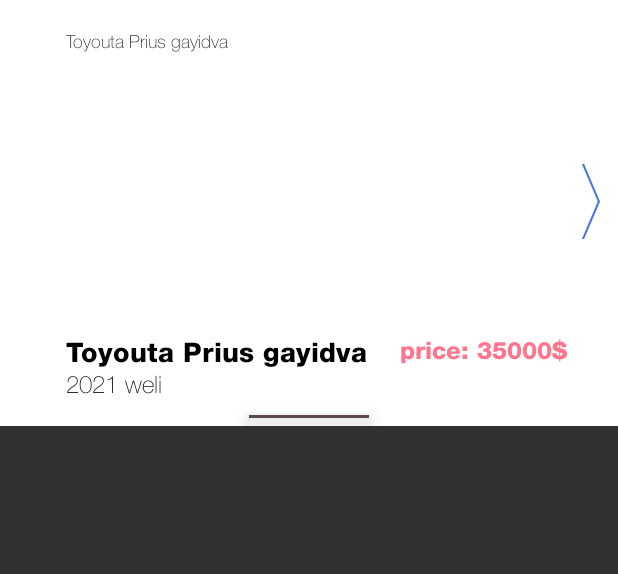
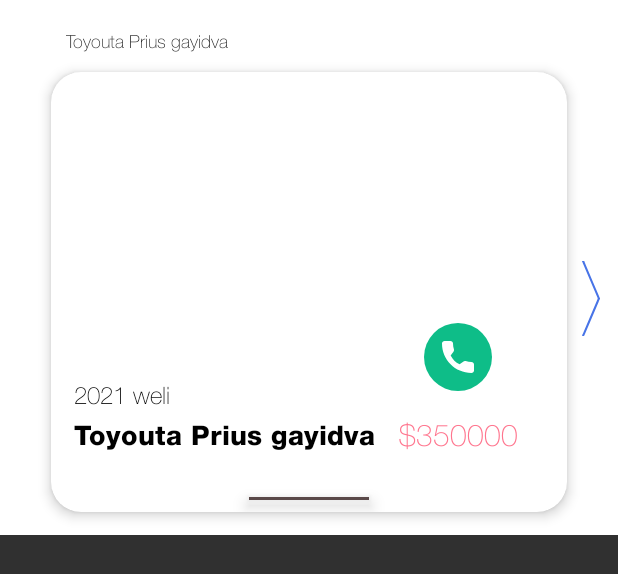
Before and after one commit to giorgiodishvili/Meter, an Android app: the layout car_sell_post_item.xml on its own in the app's theme, with its tools: preview values and no code run, on a phone screen of 412 x 824 dp. Shown: the top 574 px of the screen. Run offline under Robolectric (Android 15) with nearby library versions, the phone set to English and light mode, and no system bars.

Commit message:
items reworketd

```diff
--- a/app/src/main/AndroidManifest.xml
+++ b/app/src/main/AndroidManifest.xml
@@ -5,6 +5,7 @@
     <uses-permission android:name="android.permission.INTERNET" />
     <uses-permission android:name="android.permission.READ_EXTERNAL_STORAGE" />
     <uses-permission android:name="android.permission.CAMERA" />
+    <uses-permission android:name="android.permission.CALL_PHONE" />
 
     <uses-permission android:name="android.permission.ACCESS_WIFI_STATE" />
     <uses-permission android:name="android.permission.ACCESS_NETWORK_STATE" />
--- a/app/src/main/java/com/example/meter/adapter/mypost/MyMarketPostsRecyclerAdapter.kt
+++ b/app/src/main/java/com/example/meter/adapter/mypost/MyMarketPostsRecyclerAdapter.kt
@@ -28,16 +28,19 @@
         RecyclerView.ViewHolder(binding.root) {
         private lateinit var item: SellCarPostForMainPage
         fun bind() {
+            item = posts[absoluteAdapterPosition]
+
             loadData()
             manipulateArrows()
             setListeners()
         }
 
         private fun loadData() {
-            item = posts[absoluteAdapterPosition]
+
             binding.priceTV.text = "ფასი: " + item.price.toString() + "$"
             binding.title.text = item.articleHeader
             binding.postDateTV.text = item.createdData.toFormattedDate()
+
         }
 
         private fun setListeners() {
--- a/app/src/main/java/com/example/meter/entity/sell/SellCarPostForMainPage.kt
+++ b/app/src/main/java/com/example/meter/entity/sell/SellCarPostForMainPage.kt
@@ -6,10 +6,8 @@
     val articleHeader: String,
     val id: Int,
     val model: String,
-
     @SerializedName("photoUrl")
     val photoUrl: List<String>,
-
     val price: Int,
     val user: String,
     val createdData: String,
--- /dev/null
+++ b/app/src/main/res/drawable-v24/call_button_shape.xml
@@ -0,0 +1,7 @@
+<?xml version="1.0" encoding="utf-8"?>
+<shape xmlns:android="http://schemas.android.com/apk/res/android"
+    android:shape="rectangle">
+    <corners android:radius="200dp" />
+    <solid android:color="#0EBD88" />
+
+</shape>
--- /dev/null
+++ b/app/src/main/res/drawable/ic_call.xml
@@ -0,0 +1,4 @@
+<vector android:height="21dp" android:viewportHeight="384"
+    android:viewportWidth="384" android:width="21dp" xmlns:android="http://schemas.android.com/apk/res/android">
+    <path android:fillColor="#ffffff" android:pathData="M353.188,252.052c-23.51,0 -46.594,-3.677 -68.469,-10.906c-10.719,-3.656 -23.896,-0.302 -30.438,6.417l-43.177,32.594c-50.073,-26.729 -80.917,-57.563 -107.281,-107.26l31.635,-42.052c8.219,-8.208 11.167,-20.198 7.635,-31.448c-7.26,-21.99 -10.948,-45.063 -10.948,-68.583C132.146,13.823 118.323,0 101.333,0H30.813C13.823,0 0,13.823 0,30.813C0,225.563 158.438,384 353.188,384c16.99,0 30.813,-13.823 30.813,-30.813v-70.323C384,265.875 370.177,252.052 353.188,252.052z"/>
+</vector>
--- a/app/src/main/res/layout/car_sell_post_item.xml
+++ b/app/src/main/res/layout/car_sell_post_item.xml
@@ -5,6 +5,113 @@
     android:layout_width="match_parent"
     android:layout_height="wrap_content"
     android:background="@color/white">
+
+    <androidx.cardview.widget.CardView
+        android:id="@+id/cardView"
+        android:layout_width="0dp"
+        android:layout_height="wrap_content"
+        android:layout_marginStart="10dp"
+        android:layout_marginTop="7dp"
+        android:layout_marginEnd="10dp"
+        android:layout_marginBottom="15dp"
+        android:background="@color/white"
+        android:backgroundTint="@color/white"
+        app:cardCornerRadius="20dp"
+        app:cardElevation="5dp"
+        app:layout_constraintBottom_toBottomOf="parent"
+        app:layout_constraintEnd_toStartOf="@+id/rightArrBTN"
+        app:layout_constraintStart_toEndOf="@id/leftArrBTN"
+        app:layout_constraintTop_toBottomOf="@+id/postDateTV">
+
+        <androidx.constraintlayout.widget.ConstraintLayout
+            android:layout_width="match_parent"
+            android:layout_height="match_parent">
+
+            <TextView
+                android:id="@+id/title"
+                android:layout_width="0dp"
+                android:layout_height="wrap_content"
+                android:layout_marginTop="5dp"
+                android:layout_marginBottom="40dp"
+                android:elevation="7dp"
+                android:ellipsize="end"
+                android:fontFamily="@font/helvetica_heavy"
+                android:textColor="@color/black"
+                android:textSize="18sp"
+                android:textStyle="bold"
+                app:layout_constraintBottom_toBottomOf="parent"
+                app:layout_constraintStart_toStartOf="@+id/yearTV"
+                app:layout_constraintTop_toBottomOf="@+id/yearTV"
+                tools:text="Toyouta Prius gayidva" />
+
+            <TextView
+                android:id="@+id/yearTV"
+                android:layout_width="0dp"
+                android:layout_height="wrap_content"
+                android:layout_marginStart="15dp"
+                android:layout_marginTop="15dp"
+                android:elevation="7dp"
+                android:fontFamily="@font/helvetica_thin"
+                android:textColor="@color/black"
+                android:textSize="16sp"
+                app:layout_constraintStart_toStartOf="@+id/photos"
+                app:layout_constraintTop_toBottomOf="@+id/photos"
+                tools:text="2021 weli" />
+
+            <TextView
+                android:id="@+id/priceTV"
+                android:layout_width="wrap_content"
+                android:layout_height="wrap_content"
+                android:elevation="7dp"
+                android:fontFamily="@font/helvatice_thin"
+                android:textColor="@color/exit_btn_color"
+                android:textSize="20sp"
+                app:layout_constraintBottom_toBottomOf="@+id/title"
+                app:layout_constraintEnd_toEndOf="@+id/call_button"
+                app:layout_constraintStart_toStartOf="@+id/call_button"
+                app:layout_constraintTop_toTopOf="@+id/title"
+                tools:text="$350000" />
+
+
+            <androidx.viewpager2.widget.ViewPager2
+                android:id="@+id/photos"
+                android:layout_width="0dp"
+                android:layout_height="190dp"
+                android:clipChildren="false"
+                android:clipToPadding="false"
+                app:layout_constraintEnd_toEndOf="parent"
+                app:layout_constraintStart_toStartOf="parent"
+                app:layout_constraintTop_toTopOf="parent" />
+
+
+            <androidx.appcompat.widget.AppCompatImageButton
+                android:id="@+id/call_button"
+                android:layout_width="wrap_content"
+                android:layout_height="wrap_content"
+                android:layout_marginEnd="50dp"
+                android:background="@drawable/call_button_shape"
+                android:padding="12dp"
+                android:src="@drawable/ic_call"
+                app:layout_constraintBottom_toBottomOf="@+id/photos"
+                app:layout_constraintEnd_toEndOf="parent"
+                app:layout_constraintTop_toBottomOf="@+id/photos"
+                app:layout_constraintVertical_bias="0.562" />
+
+            <View
+                android:id="@+id/separator"
+                android:layout_width="80dp"
+                android:layout_height="2dp"
+                android:layout_marginBottom="8dp"
+                android:background="#5A4949"
+                android:elevation="7dp"
+                app:layout_constraintBottom_toBottomOf="parent"
+                app:layout_constraintEnd_toEndOf="parent"
+                app:layout_constraintStart_toStartOf="parent" />
+
+
+        </androidx.constraintlayout.widget.ConstraintLayout>
+
+    </androidx.cardview.widget.CardView>
 
     <TextView
         android:id="@+id/postDateTV"
@@ -17,66 +124,10 @@
         android:fontFamily="@font/helvetica_thin"
         android:textColor="@color/black"
         android:textSize="12sp"
-        app:layout_constraintBottom_toTopOf="@+id/photos"
-        app:layout_constraintStart_toStartOf="@+id/photos"
+        app:layout_constraintBottom_toTopOf="@+id/cardView"
+        app:layout_constraintStart_toStartOf="@+id/cardView"
         app:layout_constraintTop_toTopOf="parent"
         tools:text="Toyouta Prius gayidva" />
-
-    <TextView
-        android:id="@+id/title"
-        android:layout_width="0dp"
-        android:layout_height="wrap_content"
-        android:layout_marginStart="10dp"
-        android:layout_marginTop="5dp"
-        android:elevation="7dp"
-        android:fontFamily="@font/helvetica_heavy"
-        android:textColor="@color/black"
-        android:textSize="18sp"
-
-        android:textStyle="bold"
-        app:layout_constraintStart_toStartOf="@+id/photos"
-        app:layout_constraintTop_toBottomOf="@+id/photos"
-        tools:text="Toyouta Prius gayidva" />
-
-    <TextView
-        android:id="@+id/yearTV"
-        android:layout_width="0dp"
-        android:layout_height="wrap_content"
-        android:layout_marginBottom="18dp"
-        android:elevation="7dp"
-        android:fontFamily="@font/helvetica_thin"
-        android:textColor="@color/black"
-        android:textSize="16sp"
-        app:layout_constraintBottom_toBottomOf="parent"
-        app:layout_constraintStart_toStartOf="@+id/title"
-        app:layout_constraintTop_toBottomOf="@+id/title"
-        tools:text="2021 weli" />
-
-    <TextView
-        android:id="@+id/priceTV"
-        android:layout_width="0dp"
-        android:layout_height="wrap_content"
-        android:layout_marginTop="5dp"
-        android:elevation="7dp"
-        android:fontFamily="@font/helvetica_heavy"
-        android:textColor="@color/exit_btn_color"
-        android:textSize="16sp"
-        app:layout_constraintEnd_toEndOf="@id/photos"
-        app:layout_constraintTop_toBottomOf="@+id/photos"
-        tools:text="price: 35000$" />
-
-    <androidx.viewpager2.widget.ViewPager2
-        android:id="@+id/photos"
-        android:layout_width="0dp"
-        android:layout_height="175dp"
-        android:layout_marginStart="10dp"
-        android:layout_marginTop="7dp"
-        android:layout_marginEnd="10dp"
-        android:clipChildren="false"
-        android:clipToPadding="false"
-        app:layout_constraintEnd_toStartOf="@+id/rightArrBTN"
-        app:layout_constraintStart_toEndOf="@+id/leftArrBTN"
-        app:layout_constraintTop_toBottomOf="@+id/postDateTV" />
 
 
     <androidx.appcompat.widget.AppCompatImageButton
@@ -86,9 +137,9 @@
         android:layout_marginTop="8dp"
         android:layout_marginEnd="12dp"
         android:background="@drawable/ic_left_arrow"
-        app:layout_constraintBottom_toBottomOf="@id/photos"
+        app:layout_constraintBottom_toBottomOf="@id/cardView"
         app:layout_constraintEnd_toEndOf="parent"
-        app:layout_constraintTop_toTopOf="@id/photos" />
+        app:layout_constraintTop_toTopOf="@id/cardView" />
 
     <androidx.appcompat.widget.AppCompatImageButton
         android:id="@+id/leftArrBTN"
@@ -97,21 +148,9 @@
         android:layout_marginStart="12dp"
         android:background="@drawable/ic_right_arrow"
         android:visibility="invisible"
-        app:layout_constraintBottom_toBottomOf="@id/photos"
+        app:layout_constraintBottom_toBottomOf="@id/cardView"
         app:layout_constraintStart_toStartOf="parent"
-        app:layout_constraintTop_toTopOf="@id/photos" />
+        app:layout_constraintTop_toTopOf="@id/cardView" />
 
 
-    <View
-        android:id="@+id/separator"
-        android:layout_width="80dp"
-        android:layout_height="2dp"
-        android:layout_marginTop="15dp"
-        android:layout_marginBottom="5dp"
-        android:background="#5A4949"
-        android:elevation="7dp"
-        app:layout_constraintBottom_toBottomOf="parent"
-        app:layout_constraintEnd_toEndOf="parent"
-        app:layout_constraintStart_toStartOf="parent" />
-
 </androidx.constraintlayout.widget.ConstraintLayout>
```
Also changed, not shown: app/src/main/java/com/example/meter/adapter/carpost/CarPostRecyclerAdapter.kt (+12 -9 lines), app/src/main/java/com/example/meter/extensions/ContextExtensions.kt (added, +22 -0 lines), app/src/main/java/com/example/meter/extensions/ToastExtensions.kt (deleted, +0 -9 lines), app/src/main/java/com/example/meter/screens/bottom_nav/market/MarketFragment.kt (+12 -1 lines), app/src/main/java/com/example/meter/screens/bottom_nav/market/MarketViewModel.kt (+23 -1 lines), app/src/main/java/com/example/meter/screens/bottom_nav/market/singlepost/SingleCarSellPostFragment.kt (+4 -3 lines), app/src/main/res/layout/mymarket_photo_item.xml (added, +19 -0 lines), app/src/main/res/layout/single_car_sell_post_fragment.xml (+20 -36 lines).
